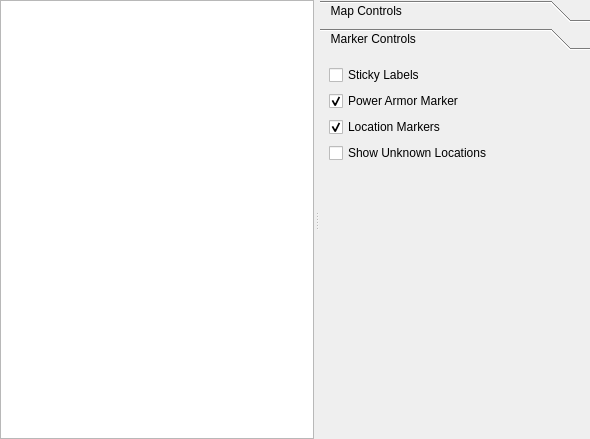
Before: the Qt Designer form widgets/map/ui/globalmapwidget.ui in matzman666/PyPipboyApp, drawn with Qt 5.
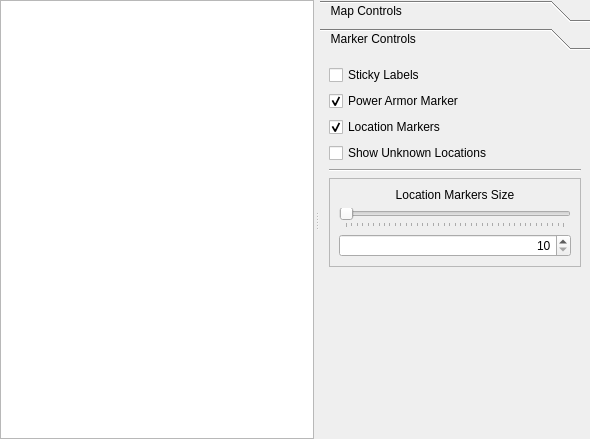
After: the same form once the commit is applied. The open tabs and pages were chosen to show the change.

Commit message: add in changes to be able to change size of icons on map

The edit to the form file:
```diff
--- a/widgets/map/ui/globalmapwidget.ui
+++ b/widgets/map/ui/globalmapwidget.ui
@@ -229,8 +229,8 @@
            <rect>
             <x>0</x>
             <y>0</y>
-            <width>302</width>
-            <height>339</height>
+            <width>270</width>
+            <height>385</height>
            </rect>
           </property>
           <attribute name="label">
@@ -277,6 +277,70 @@
              </property>
             </widget>
            </item>
+           <item>
+            <widget class="Line" name="line">
+             <property name="orientation">
+              <enum>Qt::Horizontal</enum>
+             </property>
+            </widget>
+           </item>
+           <item>
+            <widget class="QFrame" name="frame">
+             <property name="frameShape">
+              <enum>QFrame::StyledPanel</enum>
+             </property>
+             <property name="frameShadow">
+              <enum>QFrame::Raised</enum>
+             </property>
+             <layout class="QGridLayout" name="gridLayout">
+              <item row="0" column="0">
+               <widget class="QLabel" name="label">
+                <property name="text">
+                 <string>Location Markers Size</string>
+                </property>
+                <property name="alignment">
+                 <set>Qt::AlignCenter</set>
+                </property>
+               </widget>
+              </item>
+              <item row="1" column="0">
+               <widget class="QSlider" name="locationMarkerSizeSlider">
+                <property name="minimum">
+                 <number>10</number>
+                </property>
+                <property name="maximum">
+                 <number>50</number>
+                </property>
+                <property name="orientation">
+                 <enum>Qt::Horizontal</enum>
+                </property>
+                <property name="tickPosition">
+                 <enum>QSlider::TicksBelow</enum>
+                </property>
+                <property name="tickInterval">
+                 <number>1</number>
+                </property>
+               </widget>
+              </item>
+              <item row="2" column="0">
+               <widget class="QDoubleSpinBox" name="locationMarkerSizeSpinbox">
+                <property name="alignment">
+                 <set>Qt::AlignRight|Qt::AlignTrailing|Qt::AlignVCenter</set>
+                </property>
+                <property name="decimals">
+                 <number>0</number>
+                </property>
+                <property name="minimum">
+                 <double>10.000000000000000</double>
+                </property>
+                <property name="maximum">
+                 <double>50.000000000000000</double>
+                </property>
+               </widget>
+              </item>
+             </layout>
+            </widget>
+           </item>
            <item>
             <spacer name="verticalSpacer">
              <property name="orientation">
```
Left out of the diff: 6 changed lines with no effect on the pictures. The commit also changes 2 other files.
